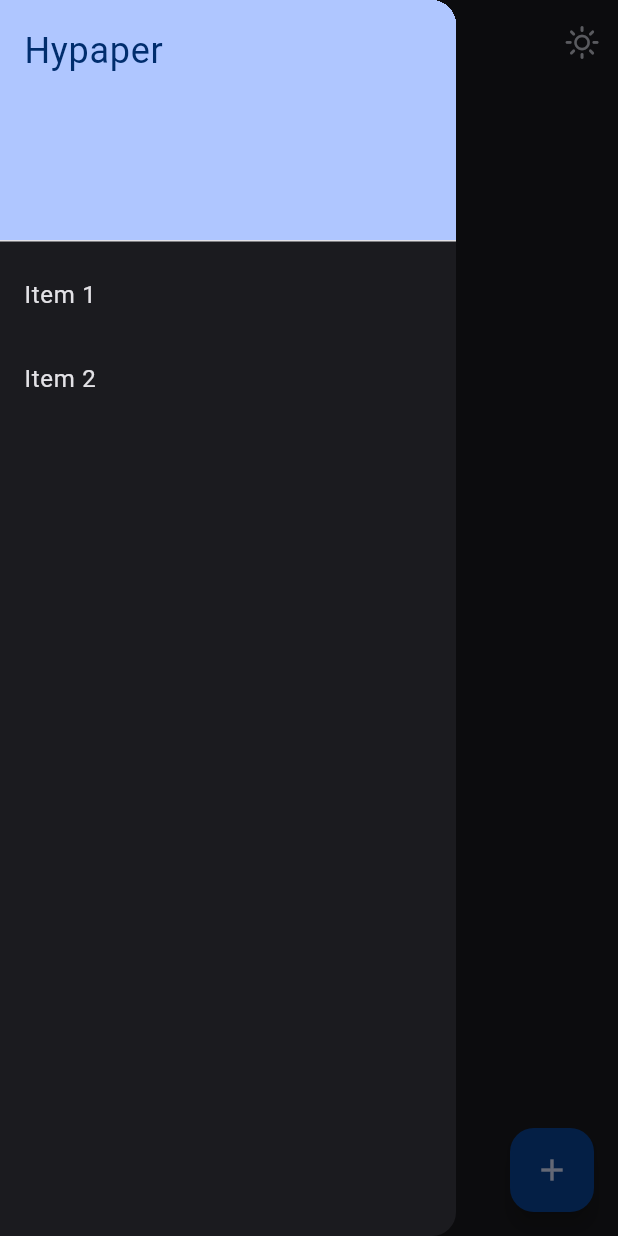
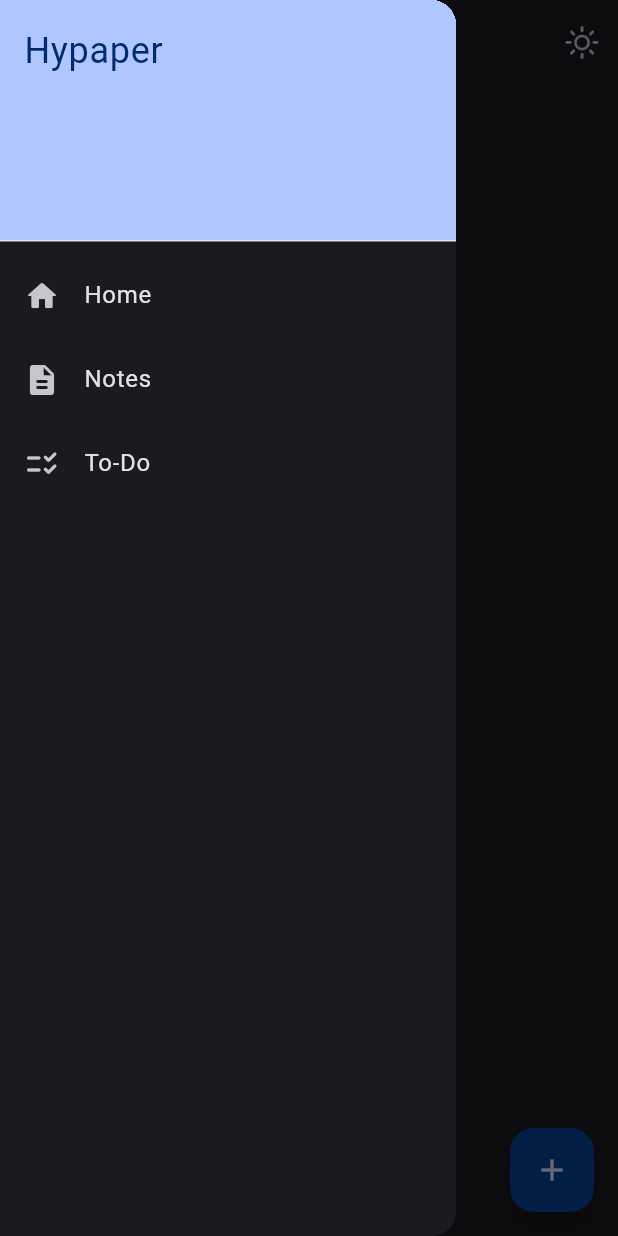
Before and after one commit to AryaveerSR/Hypaper, a Flutter app: the screen it shows after launch, with the side drawer open, on a phone screen of 412 x 824 dp. Run offline on Flutter 3.47's test engine with Material 2 defaults, Android fonts, the phone set to English and light mode, and no system bars; our stand-ins replace get_it, sembast, theme_provider.

```diff
--- a/lib/helpers/home.dart
+++ b/lib/helpers/note.dart
@@ -6,9 +6,9 @@ import '../services/notes.dart';
 import '../ui/notify.dart';
 import '../ui/sort_dropdown.dart';
 
-class HomeHelper {
+class NoteHelper {
   final NotesRepository notesRepository;
-  HomeHelper(this.notesRepository);
+  NoteHelper(this.notesRepository);
 
   Future<List<Note>> getNotes(SortType type) async {
     final notes = await notesRepository.getAllNotes();
--- a/lib/main.dart
+++ b/lib/main.dart
@@ -1,7 +1,7 @@
 import 'package:flutter/material.dart';
 import 'package:theme_provider/theme_provider.dart';
 
-import 'screens/home.dart';
+import 'screens/notes.dart';
 import 'screens/splash.dart';
 import 'services/init.dart';
 import 'services/theme.dart';
@@ -34,11 +34,14 @@ class _App extends State<App> {
                       title: 'Hypaper',
                       debugShowCheckedModeBanner: false,
                       theme: ThemeProvider.themeOf(themeContext).data,
+                      routes: {
+                        '/notes': (context) => NoteScreen(),
+                      },
                       home: FutureBuilder(
                           future: _initFuture,
                           builder: (context, snapshot) =>
                               snapshot.connectionState == ConnectionState.done
-                                  ? const HomeScreen()
+                                  ? const NoteScreen()
                                   : const SplashScreen()),
                     ))));
   }
--- a/lib/screens/home.dart
+++ b/lib/screens/notes.dart
@@ -1,7 +1,7 @@
 import 'package:flutter/material.dart';
 import 'package:get_it/get_it.dart';
 
-import '../helpers/home.dart';
+import '../helpers/note.dart';
 import '../ui/note_card.dart';
 import '../ui/app_bar.dart';
 import '../services/notes.dart';
@@ -9,19 +9,19 @@ import '../ui/drawer.dart';
 import '../ui/sort_dropdown.dart';
 import '../ui/delete.dart';
 
-class HomeScreen extends StatefulWidget {
-  const HomeScreen({Key? key}) : super(key: key);
+class NoteScreen extends StatefulWidget {
+  const NoteScreen({Key? key}) : super(key: key);
 
   @override
-  State<HomeScreen> createState() => _HomeScreen();
+  State<NoteScreen> createState() => _NoteScreen();
 }
 
-class _HomeScreen extends State<HomeScreen> {
+class _NoteScreen extends State<NoteScreen> {
   List<Note> _notes = [];
   List<int> selectedNotes = [];
   SortType sortValue = SortType.dateCreated;
 
-  final HomeHelper homeHelper = HomeHelper(GetIt.I.get());
+  final homeHelper = NoteHelper(GetIt.I.get());
 
   @override
   void initState() {
--- a/lib/ui/app_bar.dart
+++ b/lib/ui/app_bar.dart
@@ -2,11 +2,9 @@ import 'package:flutter/cupertino.dart';
 import 'package:flutter/material.dart';
 import 'package:theme_provider/theme_provider.dart';
 
-class MyAppBar extends StatelessWidget implements PreferredSizeWidget {
-  final String title;
-  final bool isSelected;
-  final Function()? onDelete;
-  final Function()? onCancel;
+class MyAppBar extends StatefulWidget implements PreferredSizeWidget {
+  @override
+  Size get preferredSize => const Size.fromHeight(60);
 
   const MyAppBar(
       {Key? key,
@@ -16,26 +14,38 @@ class MyAppBar extends StatelessWidget implements PreferredSizeWidget {
       this.onCancel})
       : super(key: key);
 
+  final String title;
+  final bool isSelected;
+  final Function()? onDelete;
+  final Function()? onCancel;
+
+  @override
+  State<MyAppBar> createState() => _MyAppBar();
+}
+
+class _MyAppBar extends State<MyAppBar> with TickerProviderStateMixin {
   @override
   Widget build(BuildContext context) {
     return PreferredSize(
         preferredSize: const Size.fromHeight(20),
         child: AppBar(
-          leading: isSelected
+          leading: widget.isSelected
               ? IconButton(
-                  icon: const Icon(Icons.close),
-                  onPressed: () => onCancel?.call(),
+                  icon: AnimatedIcon(
+                      icon: AnimatedIcons.menu_close,
+                      progress: AnimationController(vsync: this)),
+                  onPressed: () => widget.onCancel?.call(),
                 )
               : null,
-          title: Text(title),
+          title: Text(widget.title),
           actions: [
-            isSelected
+            widget.isSelected
                 ? IconButton(
                     icon: Icon(
                       Icons.delete,
                       color: Theme.of(context).errorColor,
                     ),
-                    onPressed: () => onDelete?.call(),
+                    onPressed: () => widget.onDelete?.call(),
                   )
                 : IconButton(
                     icon: Theme.of(context).brightness == Brightness.dark
@@ -47,7 +57,4 @@ class MyAppBar extends StatelessWidget implements PreferredSizeWidget {
           ],
         ));
   }
-
-  @override
-  Size get preferredSize => const Size.fromHeight(60);
 }
--- a/lib/ui/delete.dart
+++ b/lib/ui/delete.dart
@@ -23,7 +23,7 @@ class DeleteDialog extends StatelessWidget {
             onPressed: () => Navigator.pop(context)),
         TextButton(
           child: Text('Delete',
-              style: TextStyle(color: Theme.of(context).errorColor)),
+              style: TextStyle(color: Theme.of(context).colorScheme.error)),
           onPressed: () {
             onDelete();
             Navigator.pop(context);
--- a/lib/ui/drawer.dart
+++ b/lib/ui/drawer.dart
@@ -1,4 +1,17 @@
 import 'package:flutter/material.dart';
+
+class DrawerItem {
+  String title;
+  String route;
+  IconData icon;
+  DrawerItem(this.title, this.icon, this.route);
+}
+
+final List<DrawerItem> DrawerItems = [
+  DrawerItem("Home", Icons.home_rounded, "/"),
+  DrawerItem("Notes", Icons.description_rounded, "/"),
+  DrawerItem("To-Do", Icons.checklist_rtl_rounded, "/"),
+];
 
 class AppDrawer extends StatelessWidget {
   const AppDrawer({Key? key}) : super(key: key);
@@ -16,10 +29,10 @@ class AppDrawer extends StatelessWidget {
                 style: TextStyle(
                     color: Theme.of(context).colorScheme.onPrimary,
                     fontSize: 24))),
-        ListTile(
-            title: const Text('Item 1'), onTap: () => Navigator.pop(context)),
-        ListTile(
-            title: const Text('Item 2'), onTap: () => Navigator.pop(context)),
+        ...DrawerItems.map((DrawerItem item) => ListTile(
+            leading: Icon(item.icon),
+            title: Text(item.title),
+            onTap: () => Navigator.pushNamed(context, item.route)))
       ],
     ));
   }
--- a/lib/ui/note_card.dart
+++ b/lib/ui/note_card.dart
@@ -26,18 +26,19 @@ class NoteCard extends StatelessWidget {
     return GestureDetector(
       onTap: () => onTap?.call(),
       onLongPress: () => onSelect?.call(),
-      child: Card(
-        margin: EdgeInsets.only(bottom: clearance),
-        shadowColor: Colors.transparent,
-        shape: RoundedRectangleBorder(
+      child: AnimatedContainer(
+        decoration: BoxDecoration(
+            color: isSelected
+                ? Theme.of(context).colorScheme.inversePrimary
+                : Theme.of(context).colorScheme.secondaryContainer,
             borderRadius: BorderRadius.circular(10),
-            side: BorderSide(
+            border: Border.all(
                 color: isSelected
                     ? Theme.of(context).colorScheme.primary
-                    : Theme.of(context).colorScheme.outline)),
-        color: isSelected
-            ? Theme.of(context).colorScheme.secondaryContainer
-            : null,
+                    : Theme.of(context).colorScheme.outline,
+                width: 2)),
+        duration: const Duration(milliseconds: 200),
+        margin: EdgeInsets.only(bottom: clearance),
         child: Column(
           mainAxisSize: MainAxisSize.min,
           children: [
--- a/lib/ui/sort_dropdown.dart
+++ b/lib/ui/sort_dropdown.dart
@@ -20,9 +20,7 @@ class SortDropdown extends StatelessWidget {
         ),
         DropdownButton(
           underline: Container(
-            height: 1,
-            color: Theme.of(context).colorScheme.outline,
-          ),
+              height: 1, color: Theme.of(context).colorScheme.outline),
           style: TextStyle(color: Theme.of(context).colorScheme.onSurface),
           onChanged: (_) {},
           value: value == SortType.dateCreated ? "Date Created" : "Date Edited",
```
